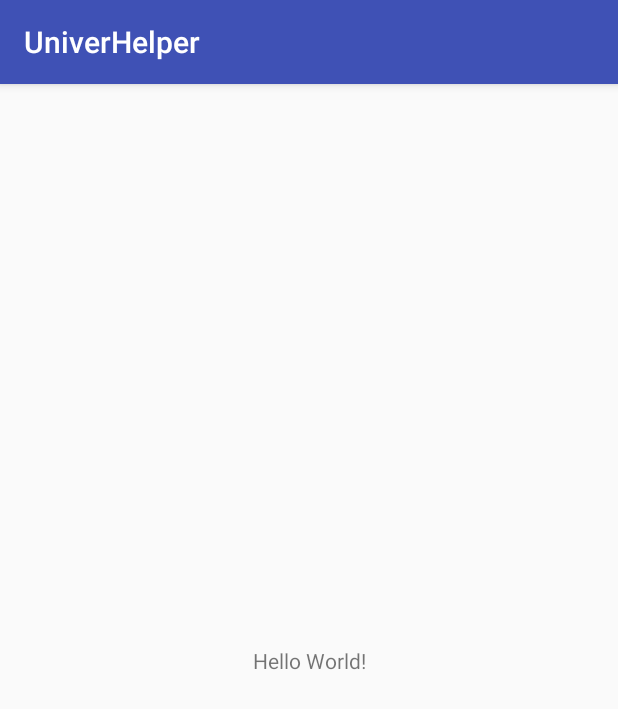
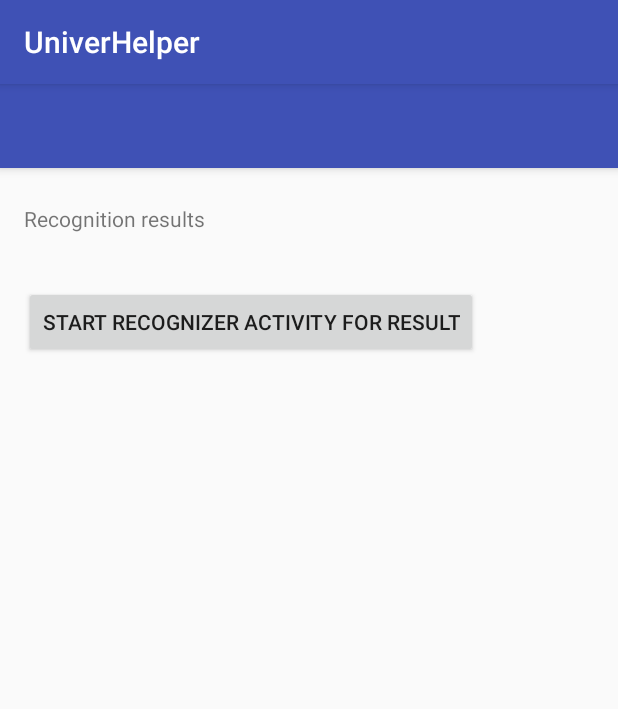
Before and after one commit to aleksey2101/SmartEx, an Android app: the screen it shows after launch (LoginActivity before the commit, MainActivity after it), on a phone screen of 412 x 824 dp. Shown: the top 709 px of the screen. Run offline under Robolectric (Android 15) with nearby library versions, the phone set to English and light mode, and no system bars; libraries missing offline, so code that uses them is left out: ru.yandex.speechkit; 2 statements that could not run were skipped.

Commit message:
готовое мейн окно без дизайна
готовое мейн окно без дизайна

```diff
--- a/UniverHelper/app/build.gradle
+++ b/UniverHelper/app/build.gradle
@@ -19,11 +19,13 @@ android {
 }
 
 dependencies {
-    implementation fileTree(dir: 'libs', include: ['*.jar'])
+    implementation fileTree(include: ['*.jar'], dir: 'libs')
     implementation 'com.android.support:appcompat-v7:26.1.0'
     implementation 'com.android.support.constraint:constraint-layout:1.1.3'
+    implementation 'com.android.support:design:26.1.0'
     compile 'com.android.support:support-annotations:27.1.1'
     testImplementation 'junit:junit:4.12'
     androidTestImplementation 'com.android.support.test:runner:1.0.2'
     androidTestImplementation 'com.android.support.test.espresso:espresso-core:3.0.2'
+    implementation 'com.yandex.android:speechkit:3.12.2'
 }
--- a/UniverHelper/app/src/main/AndroidManifest.xml
+++ b/UniverHelper/app/src/main/AndroidManifest.xml
@@ -9,7 +9,7 @@
         android:roundIcon="@mipmap/ic_launcher_round"
         android:supportsRtl="true"
         android:theme="@style/AppTheme">
-        <activity android:name=".LoginActivity">
+        <activity android:name=".MainActivity">
             <intent-filter>
                 <action android:name="android.intent.action.MAIN" />
 
--- /dev/null
+++ b/UniverHelper/app/src/main/java/com/univerhelper/smartex/univerhelper/MainActivity.java
@@ -0,0 +1,76 @@
+package com.univerhelper.smartex.univerhelper;
+
+import android.content.Intent;
+import android.support.v7.app.AppCompatActivity;
+import android.os.Bundle;
+import android.view.View;
+import android.widget.Button;
+import android.widget.TextView;
+
+import java.util.UUID;
+
+import ru.yandex.speechkit.Language;
+import ru.yandex.speechkit.OnlineModel;
+import ru.yandex.speechkit.SpeechKit;
+import ru.yandex.speechkit.gui.RecognizerActivity;
+
+public class MainActivity extends AppCompatActivity {
+
+    private static final String API_KEY_FOR_TESTS_ONLY = "069b6659-984b-4c5f-880e-aaedcfd84102";
+
+    private static final int REQUEST_CODE = 31;
+
+    private TextView resultView;
+
+    @Override
+    protected void onCreate(Bundle savedInstanceState) {
+        super.onCreate(savedInstanceState);
+        setContentView(R.layout.activity_main);
+
+        try {
+            SpeechKit.getInstance().init(this, API_KEY_FOR_TESTS_ONLY);
+            SpeechKit.getInstance().setUuid(UUID.randomUUID().toString());
+        } catch (SpeechKit.LibraryInitializationException ignored) {
+            //do not ignore in the prod version!
+            //finish()
+        }
+        Button startRecognitionBtn = findViewById(R.id.start_recognition_btn);
+        startRecognitionBtn.setOnClickListener(new View.OnClickListener() {
+            @Override
+            public void onClick(View v) {
+                // Reset the current state.
+                updateTextResult("");
+                // To start recognition create an Intent with required extras.
+                Intent intent = new Intent(MainActivity.this, RecognizerActivity.class);
+                // Specify the model for better results.
+                intent.putExtra(RecognizerActivity.EXTRA_MODEL, OnlineModel.QUERIES.getName());
+                // Specify the language.
+                intent.putExtra(RecognizerActivity.EXTRA_LANGUAGE, Language.RUSSIAN.getValue());
+                // To get recognition results use startActivityForResult(),
+                // also don't forget to override onActivityResult().
+                startActivityForResult(intent, REQUEST_CODE);
+            }
+        });
+
+        resultView = findViewById(R.id.recognition_result);
+    }
+
+    @Override
+    public void onActivityResult(int requestCode, int resultCode, Intent data) {
+        super.onActivityResult(requestCode, requestCode, data);
+        if (requestCode == REQUEST_CODE) {
+            if (resultCode == RecognizerActivity.RESULT_OK && data != null) {
+                final String result = data.getStringExtra(RecognizerActivity.EXTRA_RESULT);
+                updateTextResult(result);
+            } else if (resultCode == RecognizerActivity.RESULT_ERROR) {
+                String error = data.getSerializableExtra(RecognizerActivity.EXTRA_ERROR).toString();
+                updateTextResult(error);
+            }
+        }
+    }
+
+    private void updateTextResult(String error) {
+        resultView.setText(error);
+    }
+
+}
--- /dev/null
+++ b/UniverHelper/app/src/main/res/layout/activity_main.xml
@@ -0,0 +1,25 @@
+<?xml version="1.0" encoding="utf-8"?>
+<android.support.design.widget.CoordinatorLayout xmlns:android="http://schemas.android.com/apk/res/android"
+    xmlns:app="http://schemas.android.com/apk/res-auto"
+    xmlns:tools="http://schemas.android.com/tools"
+    android:layout_width="match_parent"
+    android:layout_height="match_parent"
+    tools:context=".MainActivity">
+
+    <android.support.design.widget.AppBarLayout
+        android:layout_width="match_parent"
+        android:layout_height="wrap_content"
+        android:theme="@style/AppTheme.AppBarOverlay">
+
+        <android.support.v7.widget.Toolbar
+            android:id="@+id/toolbar"
+            android:layout_width="match_parent"
+            android:layout_height="?attr/actionBarSize"
+            android:background="?attr/colorPrimary"
+            app:popupTheme="@style/AppTheme.PopupOverlay" />
+
+    </android.support.design.widget.AppBarLayout>
+
+    <include layout="@layout/content_main" />
+
+</android.support.design.widget.CoordinatorLayout>
--- /dev/null
+++ b/UniverHelper/app/src/main/res/layout/content_main.xml
@@ -0,0 +1,40 @@
+<?xml version="1.0" encoding="utf-8"?>
+<android.support.constraint.ConstraintLayout xmlns:android="http://schemas.android.com/apk/res/android"
+    xmlns:app="http://schemas.android.com/apk/res-auto"
+    xmlns:tools="http://schemas.android.com/tools"
+    android:layout_width="match_parent"
+    android:layout_height="match_parent"
+    app:layout_behavior="@string/appbar_scrolling_view_behavior"
+    tools:context=".MainActivity"
+    tools:showIn="@layout/activity_main"
+    style="@style/SampleStyle">
+
+    <Button
+        android:id="@+id/start_recognition_btn"
+        android:layout_width="wrap_content"
+        android:layout_height="wrap_content"
+        android:layout_centerInParent="true"
+        android:layout_marginTop="8dp"
+        android:text="@string/start_activity_for_result_btn"
+        app:layout_constraintTop_toBottomOf="@+id/recognition_result"
+        tools:layout_editor_absoluteX="32dp" />
+
+    <TextView
+        android:id="@+id/recognition_result_hint"
+        android:layout_width="match_parent"
+        android:layout_height="wrap_content"
+        android:layout_marginTop="8dp"
+        android:text="@string/recognition_results_hint"
+        app:layout_constraintTop_toTopOf="parent"
+        tools:layout_editor_absoluteX="16dp" />
+
+    <TextView
+        android:id="@+id/recognition_result"
+        android:layout_width="match_parent"
+        android:layout_height="wrap_content"
+        android:layout_below="@id/recognition_result_hint"
+        android:layout_marginTop="8dp"
+        app:layout_constraintTop_toBottomOf="@+id/recognition_result_hint"
+        tools:layout_editor_absoluteX="16dp" />
+
+</android.support.constraint.ConstraintLayout>
--- a/UniverHelper/app/src/main/res/values/colors.xml
+++ b/UniverHelper/app/src/main/res/values/colors.xml
@@ -3,4 +3,6 @@
     <color name="colorPrimary">#3F51B5</color>
     <color name="colorPrimaryDark">#303F9F</color>
     <color name="colorAccent">#FF4081</color>
+
+    <color name="colorCurrentStateBkg">#5730469F</color>
 </resources>
--- /dev/null
+++ b/UniverHelper/app/src/main/res/values/dimens.xml
@@ -0,0 +1,9 @@
+<resources>
+    <dimen name="fab_margin">16dp</dimen>
+
+    <dimen name="activity_horizontal_margin">16dp</dimen>
+    <dimen name="activity_vertical_margin">16dp</dimen>
+    <dimen name="current_state_horizontal_padding">5dp</dimen>
+    <dimen name="current_state_vertical_padding">2dp</dimen>
+    <dimen name="element_vertical_margin">10dp</dimen>
+</resources>
--- a/UniverHelper/app/src/main/res/values/styles.xml
+++ b/UniverHelper/app/src/main/res/values/styles.xml
@@ -8,4 +8,32 @@
         <item name="colorAccent">@color/colorAccent</item>
     </style>
 
+    <style name="AppTheme.NoActionBar">
+        <item name="windowActionBar">false</item>
+        <item name="windowNoTitle">true</item>
+    </style>
+
+    <style name="AppTheme.AppBarOverlay" parent="ThemeOverlay.AppCompat.Dark.ActionBar" />
+
+    <style name="AppTheme.PopupOverlay" parent="ThemeOverlay.AppCompat.Light" />
+
+    <style name="SampleStyle">
+        <item name="android:paddingTop">@dimen/activity_vertical_margin</item>
+        <item name="android:paddingBottom">@dimen/activity_vertical_margin</item>
+        <item name="android:paddingRight">@dimen/activity_horizontal_margin</item>
+        <item name="android:paddingLeft">@dimen/activity_horizontal_margin</item>
+    </style>
+
+    <style name="CurrentStateTextStyle">
+        <item name="android:paddingRight">@dimen/current_state_horizontal_padding</item>
+        <item name="android:paddingLeft">@dimen/current_state_horizontal_padding</item>
+        <item name="android:paddingTop">@dimen/current_state_vertical_padding</item>
+        <item name="android:paddingBottom">@dimen/current_state_vertical_padding</item>
+        <item name="android:background">@color/colorCurrentStateBkg</item>
+    </style>
+
+    <style name="CurrentStateHintStyle" parent="CurrentStateTextStyle">
+        <item name="android:textStyle">bold</item>
+    </style>
+
 </resources>
```
Also changed, not shown: UniverHelper/app/src/main/res/menu/menu_main2.xml (added, +10 -0 lines), UniverHelper/app/src/main/res/values/strings.xml (+10 -0 lines).
